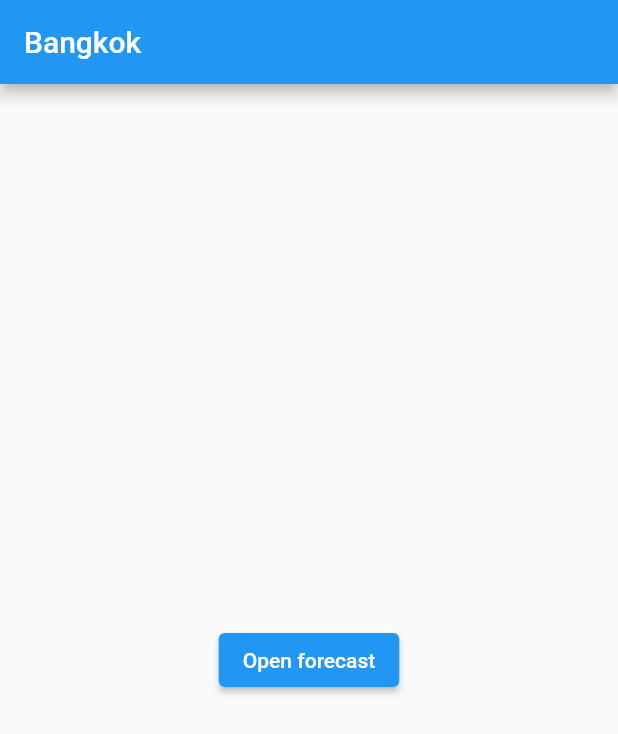
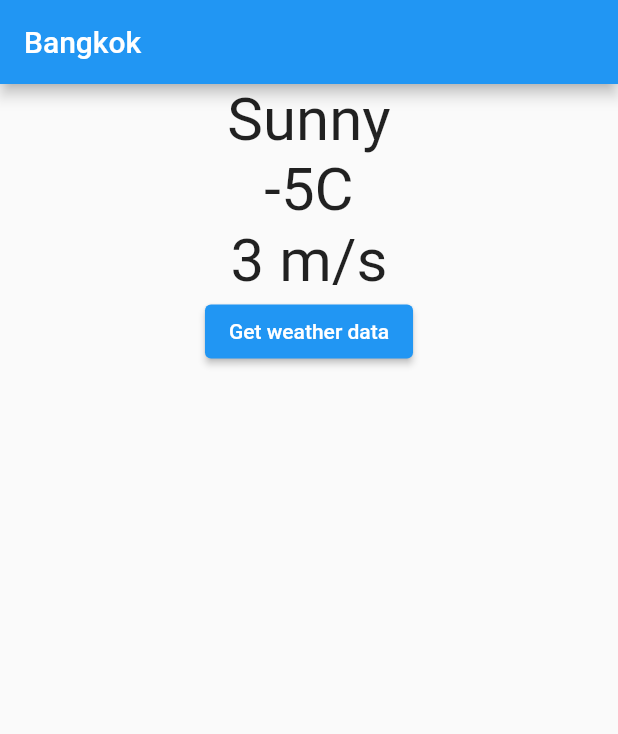
Before and after one commit to evvic/mobile_app_development, a Flutter app: the screen it shows after launch, on a phone screen of 412 x 824 dp. Shown: the top 734 px of the screen. Run offline on Flutter 3.47's test engine with Material 2 defaults, Android fonts, the phone set to English and light mode, and no system bars.

Commit message:
children in column

```diff
--- a/flutter_intro/flutter_weather/lib/screens/current_weather.dart
+++ b/flutter_intro/flutter_weather/lib/screens/current_weather.dart
@@ -11,8 +11,12 @@ class currentWeatherOnly extends StatelessWidget {
         title: const Text('Bangkok'),
       ),
       body: Center(
-        child: ElevatedButton(
-          child: const Text('Open forecast'),
+        child: Column(children: [
+          const Text("Sunny", style: TextStyle(fontSize: 40)),
+          const Text("-5C", style: TextStyle(fontSize: 40)),
+          const Text("3 m/s", style: TextStyle(fontSize: 40)),
+             ElevatedButton(
+              child: const Text('Get weather data'),
               onPressed: () {
                 // Navigate to second route when tapped.
                 Navigator.push(
@@ -22,6 +26,7 @@ class currentWeatherOnly extends StatelessWidget {
                         builder: (context) => const WeatherForecastScreen()));
               },
             ),
+        ],)
       ),
     );
   }
```
Lines whose indentation alone changed are shown as unchanged.
